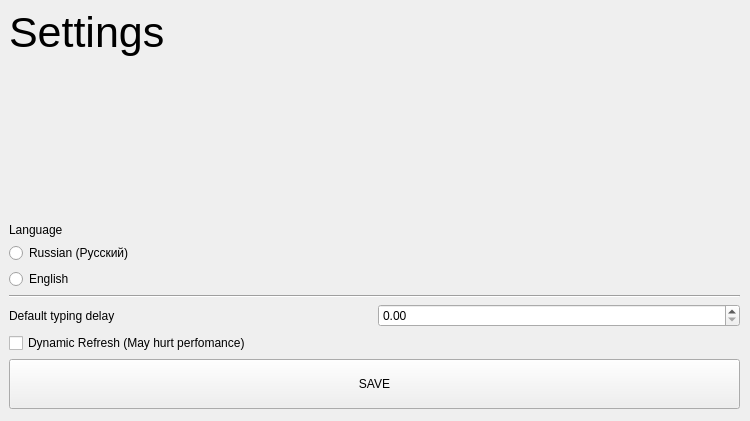
Old version of the form settings_ui.ui in the repository Andrew-71/KeyRecorder.
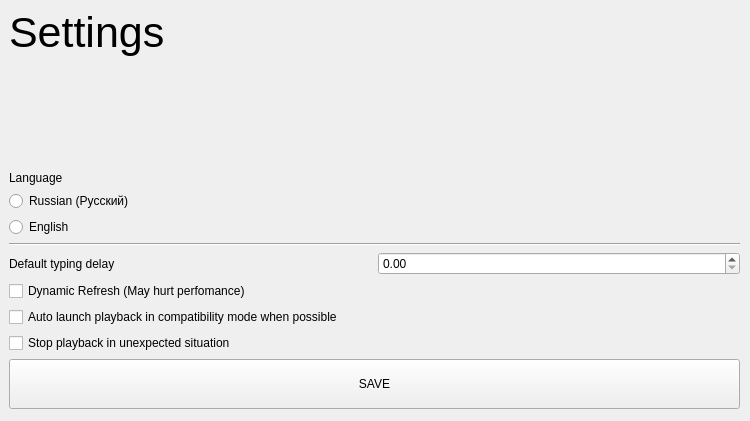
New version of the form.

Commit message: Update settings for coming features

Diff of the .ui file:
```diff
--- a/settings_ui.ui
+++ b/settings_ui.ui
@@ -109,6 +109,20 @@
       </property>
      </widget>
     </item>
+    <item>
+     <widget class="QCheckBox" name="auto_compatibility_checkbox">
+      <property name="text">
+       <string>Auto launch playback in compatibility mode when possible</string>
+      </property>
+     </widget>
+    </item>
+    <item>
+     <widget class="QCheckBox" name="stop_unexpected_playback_checkbox">
+      <property name="text">
+       <string>Stop playback in unexpected situation</string>
+      </property>
+     </widget>
+    </item>
     <item>
      <widget class="QPushButton" name="save_btn">
       <property name="minimumSize">
```
The commit also changes 3 other files.
